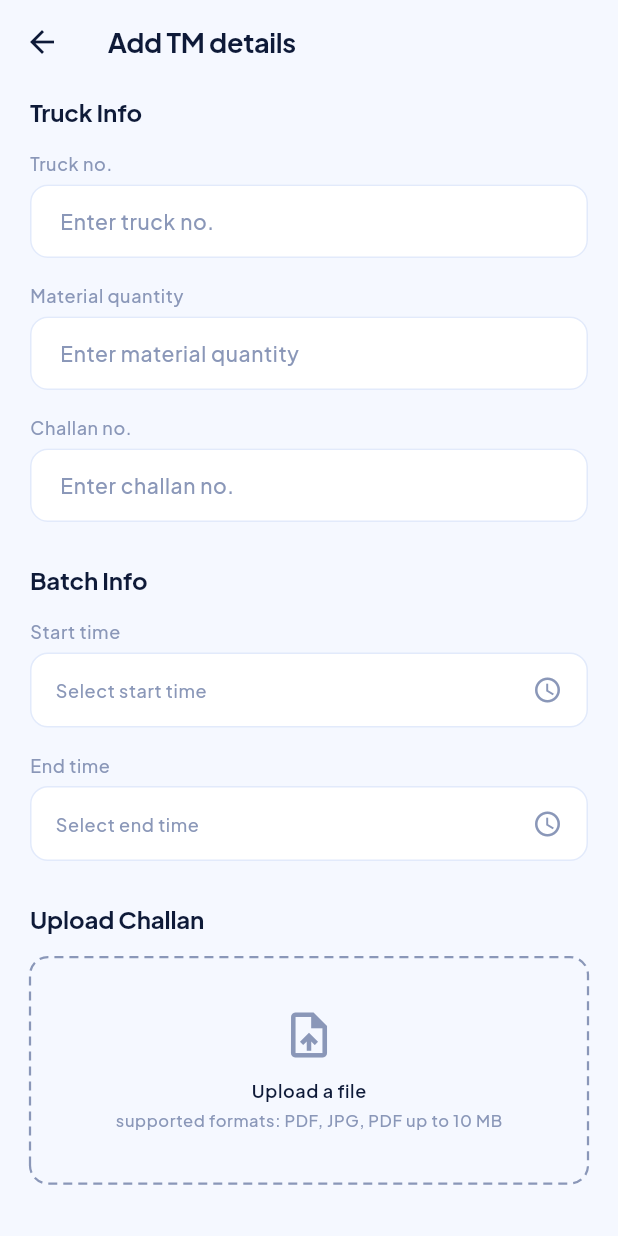
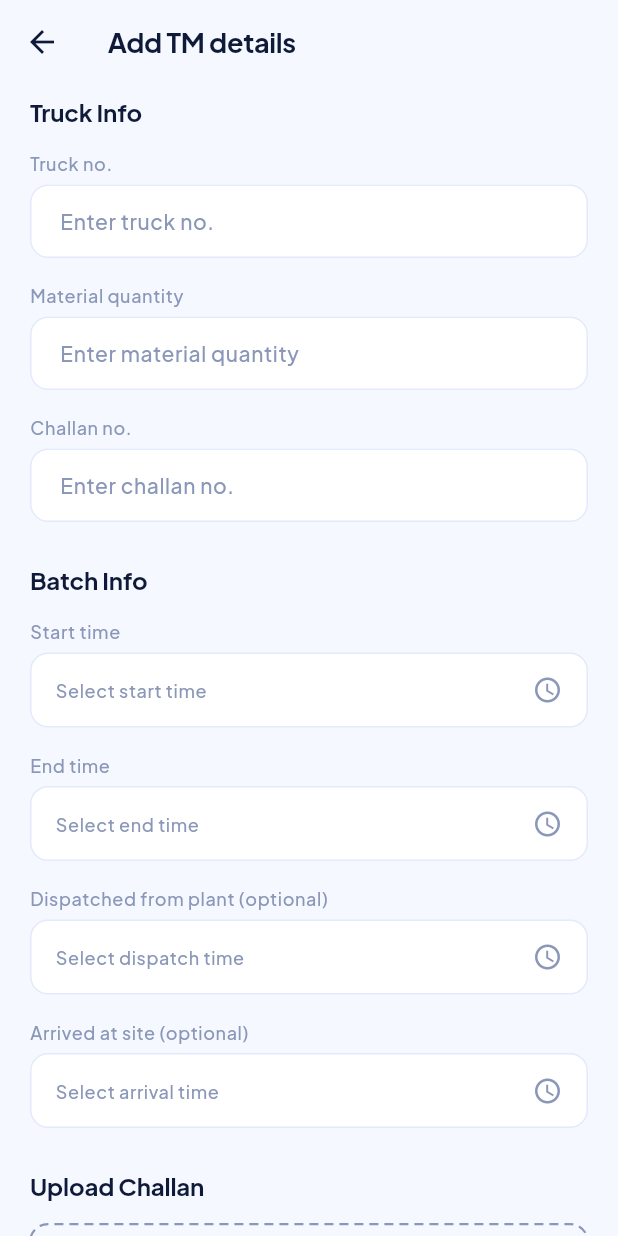
Before and after one commit to doot-dev/shivesh-teams-app, a Flutter app: the AddTmPage screen opened directly with empty values, on a phone screen of 412 x 824 dp. Run offline on Flutter 3.47's test engine with Material 3 defaults, Android fonts, the phone set to English and light mode, and no system bars; drawn by our look-alikes of dotted_border; our stand-ins replace dio, file_picker, firebase_core, firebase_messaging, flutter_local_notifications, flutter_riverpod and 5 more; accounts and stored records are empty.

Commit message:
feat: Phase 2 field app — dispatch and arrival times on trucks

```diff
--- a/lib/core/data/tech_api_service.dart
+++ b/lib/core/data/tech_api_service.dart
@@ -144,8 +144,12 @@ class TechApiService {
     required String challanNo,
     String? challanFilePath,
     String? challanFileName,
+    String? dispatchTime,
+    String? arrivalTime,
   }) async {
     final form = FormData.fromMap({
+      'dispatchTime': ?dispatchTime,
+      'arrivalTime': ?arrivalTime,
       'truckNo': truckNo,
       'qty': qty,
       'batchStartTime': batchStartTime,
--- a/lib/features/tm/presentation/pages/add_tm_page.dart
+++ b/lib/features/tm/presentation/pages/add_tm_page.dart
@@ -23,6 +23,15 @@ class _AddTmPageState extends ConsumerState<AddTmPage> {
 
   TimeOfDay? _startTime;
   TimeOfDay? _endTime;
+
+  /// W13: plant dispatch and site arrival times (optional).
+  TimeOfDay? _dispatchTime;
+  TimeOfDay? _arrivalTime;
+
+  Future<void> _pickOptional(void Function(TimeOfDay) set) async {
+    final picked = await showTimePicker(context: context, initialTime: TimeOfDay.now());
+    if (picked != null) setState(() => set(picked));
+  }
 
   /// The picked challan. BOTH are needed: the name is what the technician sees,
   /// the path is what actually gets uploaded. An earlier version kept only the
@@ -103,6 +112,8 @@ class _AddTmPageState extends ConsumerState<AddTmPage> {
             qty: _quantityController.text.trim(),
             batchStartTime: _formatTime(_startTime!),
             batchEndTime: _formatTime(_endTime!),
+            dispatchTime: _dispatchTime == null ? null : _formatTime(_dispatchTime!),
+            arrivalTime: _arrivalTime == null ? null : _formatTime(_arrivalTime!),
             challanNo: _challanNoController.text.trim(),
             challanFilePath: _uploadedFilePath,
             challanFileName: _uploadedFileName,
@@ -187,6 +198,22 @@ class _AddTmPageState extends ConsumerState<AddTmPage> {
               hint: 'Select end time',
               value: _endTime?.format(context),
               onTap: () => _pickTime(false),
+            ),
+            const SizedBox(height: 16),
+            _FieldLabel('Dispatched from plant (optional)'),
+            const SizedBox(height: 6),
+            _TimePicker(
+              hint: 'Select dispatch time',
+              value: _dispatchTime?.format(context),
+              onTap: () => _pickOptional((t) => _dispatchTime = t),
+            ),
+            const SizedBox(height: 16),
+            _FieldLabel('Arrived at site (optional)'),
+            const SizedBox(height: 6),
+            _TimePicker(
+              hint: 'Select arrival time',
+              value: _arrivalTime?.format(context),
+              onTap: () => _pickOptional((t) => _arrivalTime = t),
             ),
             const SizedBox(height: 28),
             _SectionHeader('Upload Challan'),
```
